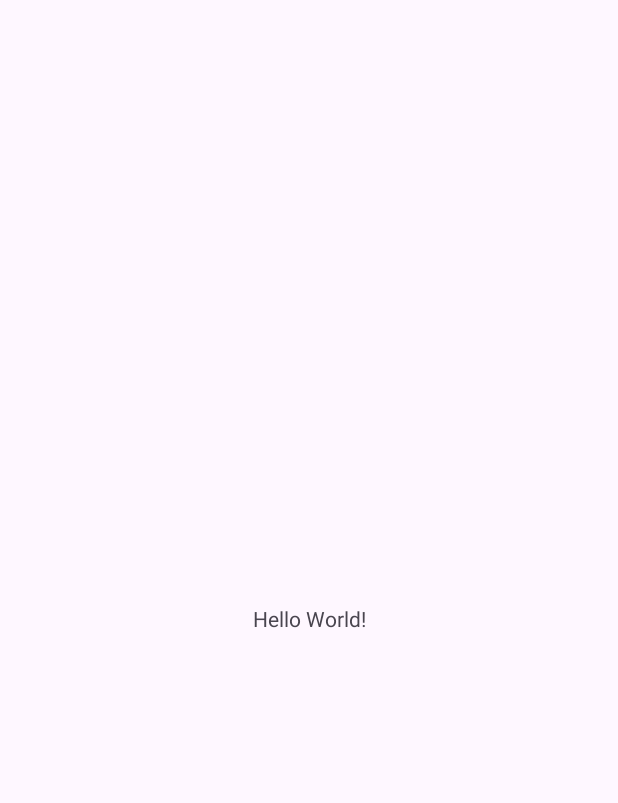
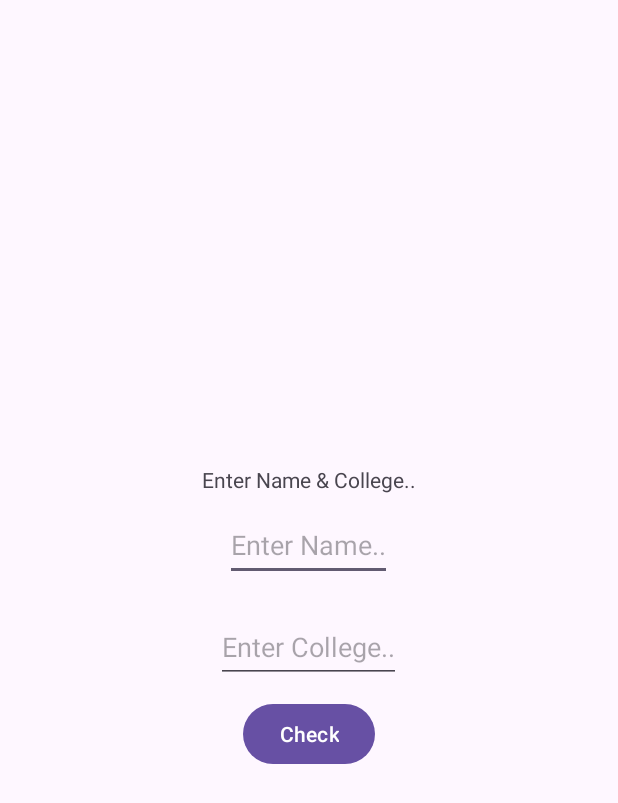
Before and after one commit to GagandeipSingh/AppO7, an Android app: the screen it shows after launch (MainActivity), on a phone screen of 412 x 824 dp. Before the commit the part shown is almost empty. Shown: the top 803 px of the screen. Run offline under Robolectric (Android 15) with nearby library versions, the phone set to English and light mode, and no system bars.

Commit message:
Created  Main and Second Activity

```diff
--- a/app/src/main/AndroidManifest.xml
+++ b/app/src/main/AndroidManifest.xml
@@ -13,6 +13,9 @@
         android:theme="@style/Theme.AppO7"
         tools:targetApi="31">
         <activity
+            android:name=".secondAct"
+            android:exported="false" />
+        <activity
             android:name=".MainActivity"
             android:exported="true">
             <intent-filter>
--- a/app/src/main/java/com/example/appo7/MainActivity.kt
+++ b/app/src/main/java/com/example/appo7/MainActivity.kt
@@ -1,12 +1,19 @@
 package com.example.appo7
 
+import android.content.Intent
 import android.os.Bundle
+import android.widget.Button
+import android.widget.EditText
+import android.widget.Toast
 import androidx.activity.enableEdgeToEdge
 import androidx.appcompat.app.AppCompatActivity
 import androidx.core.view.ViewCompat
 import androidx.core.view.WindowInsetsCompat
 
 class MainActivity : AppCompatActivity() {
+    lateinit var name:EditText
+    lateinit var college:EditText
+    lateinit var check:Button
     override fun onCreate(savedInstanceState: Bundle?) {
         super.onCreate(savedInstanceState)
         enableEdgeToEdge()
@@ -16,5 +23,22 @@ class MainActivity : AppCompatActivity() {
             v.setPadding(systemBars.left, systemBars.top, systemBars.right, systemBars.bottom)
             insets
         }
+        name = findViewById(R.id.name)
+        college = findViewById(R.id.college)
+        check = findViewById(R.id.check)
+
+            check.setOnClickListener {
+                if(name.text.trim().isEmpty()){
+                    name.error ="Enter Name.."
+                }
+                else if(college.text.trim().isEmpty()){
+                    college.error="Enter College Name.."
+                }
+                else {
+                    Toast.makeText(this, "Correct..", Toast.LENGTH_SHORT).show()
+                    var intent = Intent(this@MainActivity,secondAct::class.java)
+                    startActivity(intent)
+                }
+        }
     }
 }
--- a/app/src/main/res/layout/activity_main.xml
+++ b/app/src/main/res/layout/activity_main.xml
@@ -1,19 +1,38 @@
 <?xml version="1.0" encoding="utf-8"?>
-<androidx.constraintlayout.widget.ConstraintLayout xmlns:android="http://schemas.android.com/apk/res/android"
+<LinearLayout xmlns:android="http://schemas.android.com/apk/res/android"
     xmlns:app="http://schemas.android.com/apk/res-auto"
     xmlns:tools="http://schemas.android.com/tools"
     android:id="@+id/main"
+    android:gravity="center"
     android:layout_width="match_parent"
     android:layout_height="match_parent"
+    android:orientation="vertical"
     tools:context=".MainActivity">
 
     <TextView
         android:layout_width="wrap_content"
         android:layout_height="wrap_content"
-        android:text="Hello World!"
-        app:layout_constraintBottom_toBottomOf="parent"
-        app:layout_constraintEnd_toEndOf="parent"
-        app:layout_constraintStart_toStartOf="parent"
-        app:layout_constraintTop_toTopOf="parent" />
+        android:text="@string/enter_name_amp_college"/>
+    <EditText
+        android:id="@+id/name"
+        android:layout_width="wrap_content"
+        android:layout_height="wrap_content"
+        android:layout_margin="10dp"
+        android:hint="@string/enter_name"
+        android:inputType="text"
+        android:minHeight="48dp" />
 
-</androidx.constraintlayout.widget.ConstraintLayout>
+    <EditText
+        android:id="@+id/college"
+        android:layout_width="wrap_content"
+        android:layout_height="wrap_content"
+        android:layout_margin="10dp"
+        android:hint="@string/enter_college"
+        android:minHeight="48dp" />
+
+    <Button
+        android:layout_width="wrap_content"
+        android:layout_height="wrap_content"
+        android:id="@+id/check"
+        android:text="@string/check"/>
+</LinearLayout>
--- a/app/src/main/res/values/strings.xml
+++ b/app/src/main/res/values/strings.xml
@@ -1,3 +1,8 @@
 <resources>
     <string name="app_name">AppO7</string>
+    <string name="enter_name_amp_college"><![CDATA[Enter Name & College..]]></string>
+    <string name="enter_name">Enter Name..</string>
+    <string name="enter_college">Enter College..</string>
+    <string name="check">Check</string>
+    <string name="second_activity">Second Activity..</string>
 </resources>
```
Also changed, not shown: app/src/main/java/com/example/appo7/secondAct.kt (added, +20 -0 lines), app/src/main/res/layout/activity_second.xml (added, +17 -0 lines).
